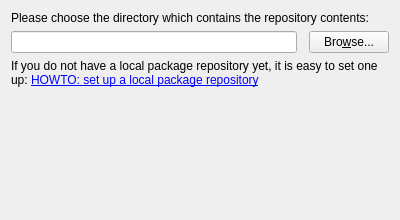
Above: Libraries/MiKTeX/UI/Qt/SiteWizLocal.ui from MiKTeX/miktex before the change. Below: the same form after it.
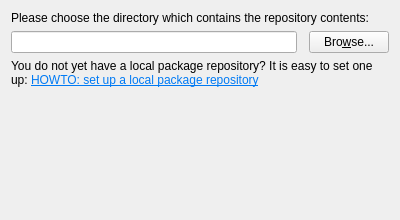
That is the form after the change.

Patch:
```diff
--- a/Libraries/MiKTeX/UI/Qt/SiteWizLocal.ui
+++ b/Libraries/MiKTeX/UI/Qt/SiteWizLocal.ui
@@ -71,8 +71,7 @@
    <item>
     <widget class="QLabel" name="label_2">
      <property name="text">
-      <string>&lt;p&gt;If you do not have a local package repository yet, it is easy to set one up: &lt;a href=&quot;https://miktex.org/howto/local-repository&quot;&gt;HOWTO: set up a local package repository&lt;/a&gt;&lt;/p&gt;
-</string>
+      <string>&lt;html&gt;&lt;head/&gt;&lt;body&gt;&lt;p&gt;You do not yet have a local package repository? It is easy to set one up: &lt;a href=&quot;https://miktex.org/howto/local-repository&quot;&gt;&lt;span style=&quot; text-decoration: underline; color:#007af4;&quot;&gt;HOWTO: set up a local package repository&lt;/span&gt;&lt;/a&gt;&lt;/p&gt;&lt;/body&gt;&lt;/html&gt;</string>
      </property>
      <property name="wordWrap">
       <bool>true</bool>
```
